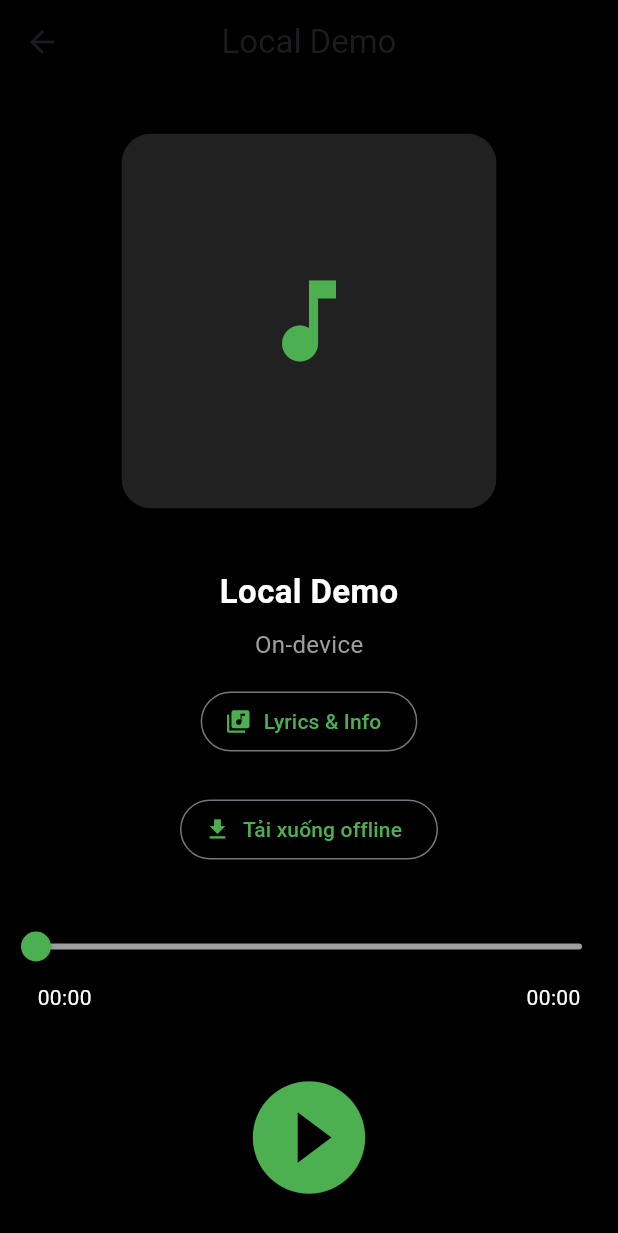
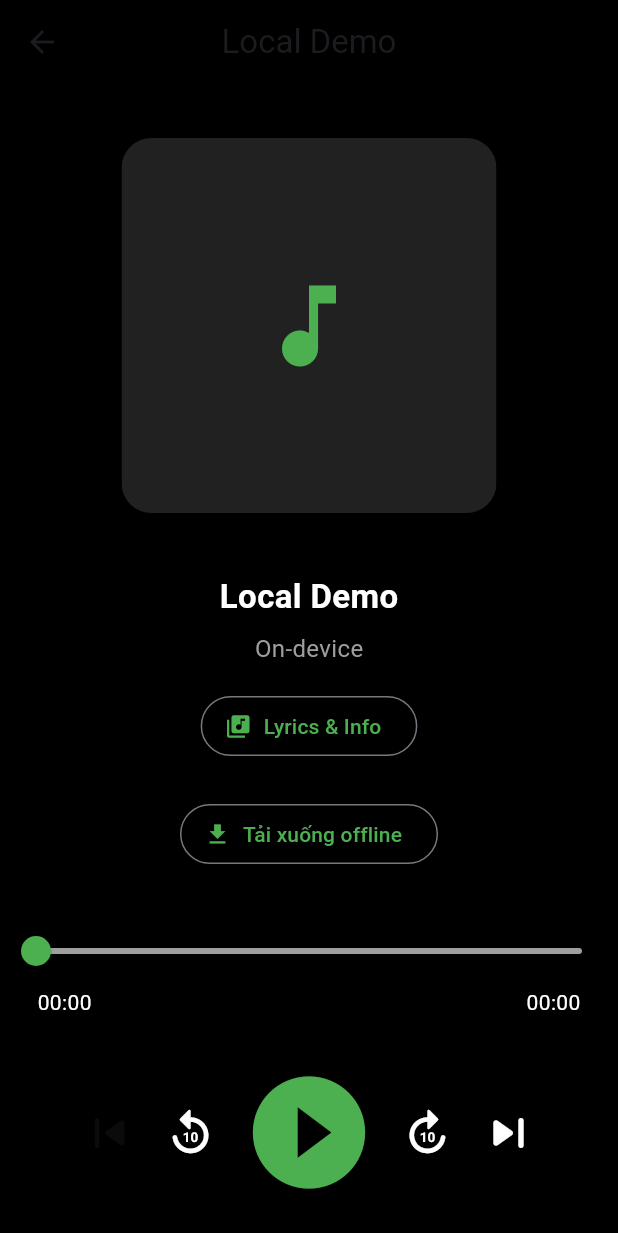
Before and after one commit to Luffy-Cuti/play_music, a Flutter app: the screen it shows once a user with an empty profile is signed in, after a tap on "Local Demo", on a phone screen of 412 x 824 dp. Shown: the top 1233 px of the screen. Run offline on Flutter 3.47's test engine with Material 3 defaults, Android fonts, the phone set to English and light mode, and no system bars; our stand-ins replace firebase_auth, firebase_core, firebase_crashlytics, flutter_local_notifications, get, get_storage and 5 more; accounts and stored records are empty.

Commit message:
media playback

```diff
--- a/lib/modules/download/download_manager_service.dart
+++ b/lib/data/services/download_manager_service.dart
@@ -6,8 +6,8 @@ import 'package:get/get.dart';
 import 'package:get_storage/get_storage.dart';
 import 'package:path_provider/path_provider.dart';
 
-import '../../data/models/music_model.dart';
-import 'download_task_model.dart';
+import '../models/music_model.dart';
+import '../models/download_task_model.dart';
 
 
 
--- a/lib/main.dart
+++ b/lib/main.dart
@@ -12,7 +12,7 @@ import 'data/services/notification_service.dart';
 
 import 'package:just_audio_background/just_audio_background.dart';
 
-import 'modules/download/download_manager_service.dart';
+import 'data/services/download_manager_service.dart';
 
 void main() async {
   WidgetsFlutterBinding.ensureInitialized();
--- a/lib/modules/home/home_page.dart
+++ b/lib/modules/home/home_page.dart
@@ -199,7 +199,14 @@ class HomePage extends StatelessWidget {
                           ],
                         ),
                         onTap: () {
-                          Get.toNamed(AppRoutes.DETAIL, arguments: music);
+                          Get.toNamed(
+                            AppRoutes.DETAIL,
+                            arguments: {
+                              'music': music,
+                              'queue': controller.musicList.toList(),
+                              'index': index,
+                            },
+                          );
                         },
                       ),
                     );
--- a/lib/modules/music_detail/music_detail_controller.dart
+++ b/lib/modules/music_detail/music_detail_controller.dart
@@ -8,8 +8,8 @@ import 'package:just_audio/just_audio.dart';
 
 import 'package:just_audio_background/just_audio_background.dart';
 import '../../data/models/music_model.dart';
-import '../download/download_manager_service.dart';
-import '../download/download_task_model.dart';
+import '../../data/services/download_manager_service.dart';
+import '../../data/models/download_task_model.dart';
 
 class MusicDetailController extends GetxController {
   final AudioPlayer player = AudioPlayer();
@@ -22,8 +22,10 @@ class MusicDetailController extends GetxController {
   Rx<Duration> position = Duration.zero.obs;
   Rx<Duration> duration = Duration.zero.obs;
   Rxn<DownloadTaskModel> downloadTask = Rxn<DownloadTaskModel>();
+  RxInt currentIndex = 0.obs;
 
   late MusicModel music;
+  late List<MusicModel> queue;
 
   final box = GetStorage();
 
@@ -31,11 +33,11 @@ class MusicDetailController extends GetxController {
   void onInit() {
     super.onInit();
 
-    music = Get.arguments as MusicModel;
-    downloadTask.value = downloadManager.taskFor(music.id);
+    _setupQueueFromArguments();
+    _syncDownloadTask();
 
     ever<Map<String, DownloadTaskModel>>(downloadManager.tasks, (_) {
-      downloadTask.value = downloadManager.taskFor(music.id);
+      _syncDownloadTask();
     });
 
     saveToHistory();
@@ -47,19 +49,47 @@ class MusicDetailController extends GetxController {
     });
 
     player.durationStream.listen((dur) {
-      if (dur != null) {
-        duration.value = dur;
-      }
+      duration.value = dur ?? Duration.zero;
     });
 
     player.playerStateStream.listen((state) {
       isPlaying.value = state.playing;
+      if (state.processingState == ProcessingState.completed) {
+        playNext();
+      }
     });
+  }
+
+  void _setupQueueFromArguments() {
+    final args = Get.arguments;
+    if (args is Map<String, dynamic> && args['music'] is MusicModel) {
+      final queueArg = args['queue'];
+      final indexArg = args['index'];
+      queue = (queueArg is List<MusicModel> && queueArg.isNotEmpty)
+          ? queueArg
+          : <MusicModel>[args['music'] as MusicModel];
+
+      if (indexArg is int && indexArg >= 0 && indexArg < queue.length) {
+        currentIndex.value = indexArg;
+      }
+
+      music = queue[currentIndex.value];
+      return;
+    }
+
+    music = args as MusicModel;
+    queue = <MusicModel>[music];
+  }
+
+  void _syncDownloadTask() {
+    downloadTask.value = downloadManager.taskFor(music.id);
   }
 
   Future<void> loadMusic() async {
     isLoading.value = true;
     playbackMessage.value = '';
+    position.value = Duration.zero;
+    duration.value = Duration.zero;
     try {
       final downloadedPath = downloadManager.localPathFor(music.id);
       if (downloadedPath != null && File(downloadedPath).existsSync()) {
@@ -67,8 +97,7 @@ class MusicDetailController extends GetxController {
           AudioSource.uri(Uri.file(downloadedPath), tag: _mediaItem),
         );
         playbackMessage.value = 'Đang phát từ bản tải offline';
-        return;
-      }
+      } else {
         final source = music.url.trim();
 
         if (source.startsWith('asset://')) {
@@ -89,13 +118,17 @@ class MusicDetailController extends GetxController {
         } else {
           await _setAssetWithFallback('assets/audio/Shape of you.mp3');
         }
+      }
+      await player.play();
     } catch (e) {
       debugPrint('LOAD ERROR for "${music.title}" (${music.url}): $e');
       playbackMessage.value =
           'Không phát được bài đã chọn. Đã chuyển sang bản dự phòng.';
       await _setAssetWithFallback('assets/audio/Shape of you.mp3');
+      await player.play();
     } finally {
       isLoading.value = false;
+      _syncDownloadTask();
     }
   }
 
@@ -109,6 +142,10 @@ class MusicDetailController extends GetxController {
   bool get isDownloading => downloadTask.value?.status == 'downloading';
 
   bool get isDownloaded => downloadTask.value?.status == 'completed';
+
+  bool get hasPrevious => currentIndex.value > 0;
+
+  bool get hasNext => currentIndex.value < queue.length - 1;
 
   Future<void> startDownload() async {
     await downloadManager.downloadSong(music);
@@ -149,7 +186,7 @@ class MusicDetailController extends GetxController {
     throw Exception('Không thể load bất kỳ file  $lastError');
   }
 
-  void togglePlay() async {
+  Future<void> togglePlay() async {
     if (player.playing) {
       await player.pause();
     } else {
@@ -157,8 +194,46 @@ class MusicDetailController extends GetxController {
     }
   }
 
-  void seekTo(Duration newPosition) async {
+  Future<void> seekTo(Duration newPosition) async {
     await player.seek(newPosition);
+  }
+  Future<void> seekRelative(int seconds) async {
+    final total = duration.value;
+    final target = position.value + Duration(seconds: seconds);
+    final min = Duration.zero;
+    final max = total > Duration.zero ? total : target;
+    if (target < min) {
+      await seekTo(min);
+      return;
+    }
+    if (target > max) {
+      await seekTo(max);
+      return;
+    }
+    await seekTo(target);
+  }
+
+  Future<void> playNext() async {
+    if (!hasNext) {
+      await player.seek(Duration.zero);
+      await player.pause();
+      return;
+    }
+    currentIndex.value += 1;
+    music = queue[currentIndex.value];
+    saveToHistory();
+    await loadMusic();
+  }
+
+  Future<void> playPrevious() async {
+    if (!hasPrevious) {
+      await seekTo(Duration.zero);
+      return;
+    }
+    currentIndex.value -= 1;
+    music = queue[currentIndex.value];
+    saveToHistory();
+    await loadMusic();
   }
 
   void saveToHistory() {
--- a/lib/modules/music_detail/music_detail_page.dart
+++ b/lib/modules/music_detail/music_detail_page.dart
@@ -53,7 +53,7 @@ class MusicDetailPage extends GetView<MusicDetailController> {
       backgroundColor: Colors.black,
       appBar: AppBar(
         backgroundColor: Colors.black,
-        title: Text(controller.music.title),
+        title: Obx(() => Text(controller.music.title)),
         centerTitle: true,
       ),
       body: Obx(
@@ -113,7 +113,8 @@ class MusicDetailPage extends GetView<MusicDetailController> {
                 child: Column(
                   children: [
                     LinearProgressIndicator(
-                      value: (controller.downloadTask.value!.progress / 100).clamp(0.0, 1.0),
+                      value: (controller.downloadTask.value!.progress / 100)
+                          .clamp(0.0, 1.0),
                       color: Colors.green,
                       backgroundColor: Colors.white24,
                     ),
@@ -180,7 +181,56 @@ class MusicDetailPage extends GetView<MusicDetailController> {
               ),
             ),
 
-            const SizedBox(height: 30),
+            const SizedBox(height: 24),
+
+            Row(
+              mainAxisAlignment: MainAxisAlignment.center,
+              children: [
+                IconButton(
+                  onPressed: controller.hasPrevious
+                      ? controller.playPrevious
+                      : null,
+                  icon: const Icon(Icons.skip_previous_rounded),
+                  color: Colors.white,
+                  iconSize: 40,
+                ),
+                IconButton(
+                  onPressed: () => controller.seekRelative(-10),
+                  icon: const Icon(Icons.replay_10_rounded),
+                  color: Colors.white,
+                  iconSize: 36,
+                ),
+                controller.isLoading.value
+                    ? const SizedBox(
+                  width: 90,
+                  child: Center(
+                    child: CircularProgressIndicator(color: Colors.green),
+                  ),
+                )
+                    : IconButton(
+                  iconSize: 90,
+                  color: Colors.green,
+                  icon: Icon(
+                    controller.isPlaying.value
+                        ? Icons.pause_circle_filled
+                        : Icons.play_circle_fill,
+                  ),
+                  onPressed: controller.togglePlay,
+                ),
+                IconButton(
+                  onPressed: () => controller.seekRelative(10),
+                  icon: const Icon(Icons.forward_10_rounded),
+                  color: Colors.white,
+                  iconSize: 36,
+                ),
+                IconButton(
+                  onPressed: controller.hasNext ? controller.playNext : null,
+                  icon: const Icon(Icons.skip_next_rounded),
+                  color: Colors.white,
+                  iconSize: 40,
+                ),
+              ],
+            ),
 
             if (controller.playbackMessage.value.isNotEmpty)
               Padding(
@@ -194,18 +244,7 @@ class MusicDetailPage extends GetView<MusicDetailController> {
             if (controller.playbackMessage.value.isNotEmpty)
               const SizedBox(height: 12),
 
-            controller.isLoading.value
-                ? const CircularProgressIndicator(color: Colors.green)
-                : IconButton(
-                    iconSize: 90,
-                    color: Colors.green,
-                    icon: Icon(
-                      controller.isPlaying.value
-                          ? Icons.pause_circle_filled
-                          : Icons.play_circle_fill,
-                    ),
-                    onPressed: controller.togglePlay,
-                  ),
+
           ],
         ),
       ),
```
Also changed, not shown: lib/data/models/download_task_model.dart (renamed from lib/modules/download/download_task_model.dart). Lines whose indentation alone changed are shown as unchanged.
